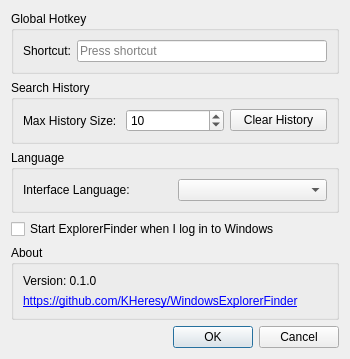
Old version of the form ExplorerSelector/SettingsDialog.ui in the repository KHeresy/WindowsExplorerFinder.
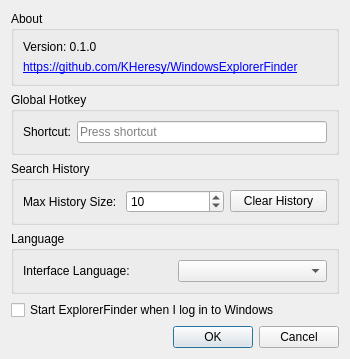
New version of the form.

The edit to the form file:
```diff
--- a/ExplorerSelector/SettingsDialog.ui
+++ b/ExplorerSelector/SettingsDialog.ui
@@ -7,13 +7,39 @@
     <x>0</x>
     <y>0</y>
     <width>350</width>
-    <height>300</height>
+    <height>358</height>
    </rect>
   </property>
   <property name="windowTitle">
    <string>Settings</string>
   </property>
   <layout class="QVBoxLayout" name="verticalLayout">
+   <item>
+    <widget class="QGroupBox" name="grpAbout">
+     <property name="title">
+      <string>About</string>
+     </property>
+     <layout class="QVBoxLayout" name="verticalLayout_2">
+      <item>
+       <widget class="QLabel" name="lblVersion">
+        <property name="text">
+         <string>Version: 0.1.0</string>
+        </property>
+       </widget>
+      </item>
+      <item>
+       <widget class="QLabel" name="lblProjectLink">
+        <property name="text">
+         <string>&lt;a href=&quot;https://github.com/KHeresy/WindowsExplorerFinder&quot;&gt;https://github.com/KHeresy/WindowsExplorerFinder&lt;/a&gt;</string>
+        </property>
+        <property name="openExternalLinks">
+         <bool>true</bool>
+        </property>
+       </widget>
+      </item>
+     </layout>
+    </widget>
+   </item>
    <item>
     <widget class="QGroupBox" name="groupBox">
      <property name="title">
@@ -95,32 +121,6 @@
      </property>
     </widget>
    </item>
-   <item>
-    <widget class="QGroupBox" name="grpAbout">
-     <property name="title">
-      <string>About</string>
-     </property>
-     <layout class="QVBoxLayout" name="verticalLayout_2">
-      <item>
-       <widget class="QLabel" name="lblVersion">
-        <property name="text">
-         <string>Version: 0.1.0</string>
-        </property>
-       </widget>
-      </item>
-      <item>
-       <widget class="QLabel" name="lblProjectLink">
-        <property name="text">
-         <string>&lt;a href=&quot;https://github.com/KHeresy/WindowsExplorerFinder&quot;&gt;https://github.com/KHeresy/WindowsExplorerFinder&lt;/a&gt;</string>
-        </property>
-        <property name="openExternalLinks">
-         <bool>true</bool>
-        </property>
-       </widget>
-      </item>
-     </layout>
-    </widget>
-   </item>
    <item>
     <spacer name="verticalSpacer">
      <property name="orientation">
```
Left out of the diff: 6 changed lines with no effect on the pictures.
